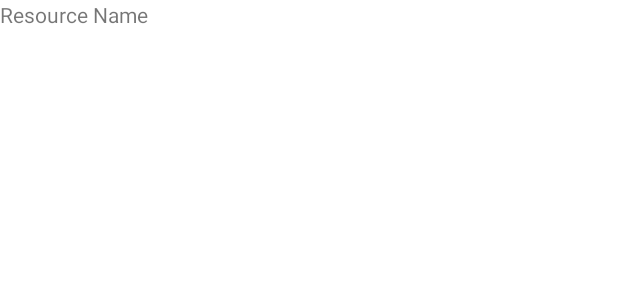
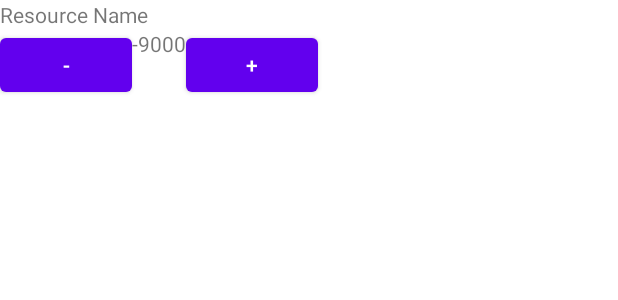
Before and after one commit to cloudsftp/ResourceBlockerAndroid, an Android app: the layout resource_card.xml on its own in the app's theme, with its tools: preview values and no code run, on a phone screen of 412 x 824 dp. Shown: the top 300 px of the screen. Run offline under Robolectric (Android 15) with nearby library versions, the phone set to English and light mode, and no system bars.

Commit message:
add buttons to card

```diff
--- /dev/null
+++ b/app/src/main/java/de/melonn/resourceblockerandroid/ResourceStatusDAO.kt
@@ -0,0 +1,6 @@
+package de.melonn.resourceblockerandroid
+
+object ResourceStatusDAO {
+    val resources = mutableListOf<ResourceStatus>()
+
+}
--- a/app/src/main/res/layout/resource_card.xml
+++ b/app/src/main/res/layout/resource_card.xml
@@ -5,12 +5,37 @@
     xmlns:app="http://schemas.android.com/apk/res-auto">
 
     <TextView
-        android:id="@+id/textView"
+        android:id="@+id/txtResourceName"
         android:layout_width="wrap_content"
         android:layout_height="wrap_content"
         android:text="@string/resource_name"
         app:layout_constraintStart_toStartOf="parent"
         app:layout_constraintTop_toTopOf="parent" />
 
+    <Button
+        android:id="@+id/btnResourceMinus"
+        android:layout_width="wrap_content"
+        android:layout_height="wrap_content"
+        android:text="-"
+        app:layout_constraintStart_toStartOf="parent"
+        app:layout_constraintTop_toBottomOf="@+id/txtResourceName" />
+
+    <TextView
+        android:id="@+id/txtResourceNum"
+        android:layout_width="wrap_content"
+        android:layout_height="wrap_content"
+        android:text="-9000"
+        app:layout_constraintStart_toEndOf="@+id/btnResourceMinus"
+        app:layout_constraintTop_toBottomOf="@+id/txtResourceName" />
+
+    <Button
+        android:id="@+id/btnResourcePlus"
+        android:layout_width="wrap_content"
+        android:layout_height="wrap_content"
+        android:text="+"
+        app:layout_constraintStart_toEndOf="@+id/txtResourceNum"
+        app:layout_constraintTop_toBottomOf="@+id/txtResourceName" />
+
+
 
 </androidx.constraintlayout.widget.ConstraintLayout>
```
Also changed, not shown: app/src/main/java/de/melonn/resourceblockerandroid/MainActivity.kt (+37 -2 lines), app/src/main/java/de/melonn/resourceblockerandroid/ResourceAdapter.kt (+5 -4 lines), app/src/main/java/de/melonn/resourceblockerandroid/ResponseHandler.kt (+9 -20 lines).
